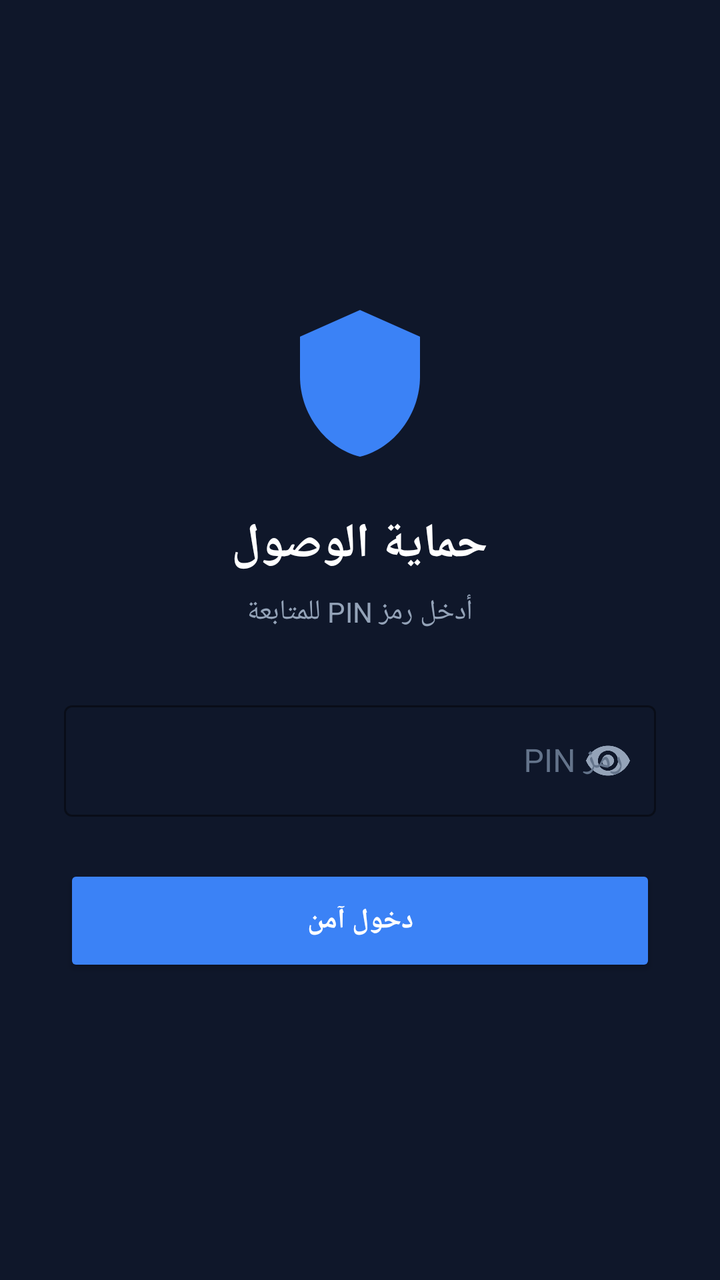
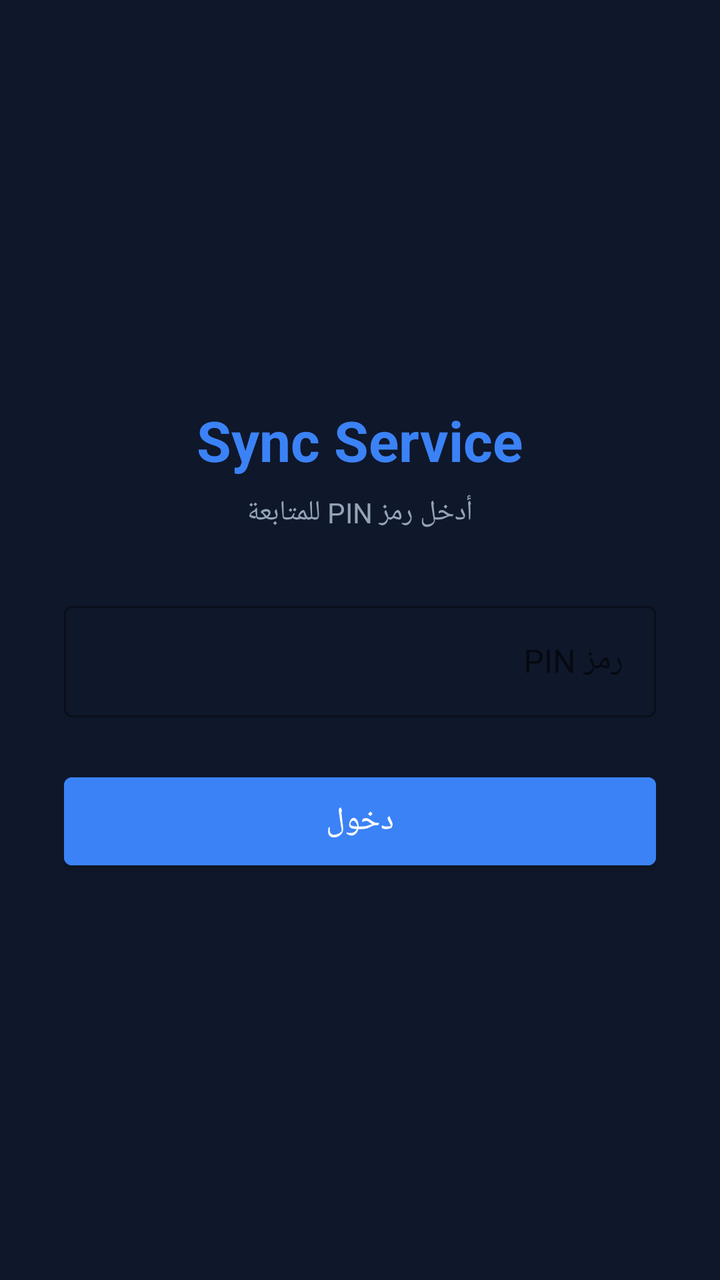

Two renders of the same Android screen: before a commit and after it. Below are the layout's source before the change and the commit's diff.
<!-- AndroidManifest.xml: activity theme Theme.SyncService -->
<!-- res/layout/activity_login.xml -->
<?xml version="1.0" encoding="utf-8"?>
<LinearLayout xmlns:android="http://schemas.android.com/apk/res/android"
    xmlns:app="http://schemas.android.com/apk/res-auto"
    android:layout_width="match_parent"
    android:layout_height="match_parent"
    android:background="#0F172A"
    android:gravity="center"
    android:orientation="vertical"
    android:padding="32dp">

    <ImageView
        android:layout_width="80dp"
        android:layout_height="80dp"
        android:src="@drawable/ic_shield"
        app:tint="#3B82F6"
        android:layout_marginBottom="24dp" />

    <TextView
        android:layout_width="wrap_content"
        android:layout_height="wrap_content"
        android:text="حماية الوصول"
        android:textColor="#FFFFFF"
        android:textSize="24sp"
        android:textStyle="bold" />

    <TextView
        android:layout_width="wrap_content"
        android:layout_height="wrap_content"
        android:text="أدخل رمز PIN للمتابعة"
        android:textColor="#94A3B8"
        android:layout_marginTop="8dp" />

    <com.google.android.material.textfield.TextInputLayout
        android:id="@+id/tilPin"
        style="@style/Widget.MaterialComponents.TextInputLayout.OutlinedBox"
        android:layout_width="match_parent"
        android:layout_height="wrap_content"
        android:layout_marginTop="32dp"
        android:textColorHint="#64748B"
        app:boxStrokeColor="#3B82F6"
        app:hintTextColor="#3B82F6"
        app:passwordToggleEnabled="true"
        app:passwordToggleTint="#94A3B8">

        <com.google.android.material.textfield.TextInputEditText
            android:id="@+id/etPin"
            android:layout_width="match_parent"
            android:layout_height="wrap_content"
            android:hint="رمز PIN"
            android:imeOptions="actionDone"
            android:inputType="numberPassword"
            android:textColor="#FFFFFF" />
    </com.google.android.material.textfield.TextInputLayout>

    <Button
        android:id="@+id/btnLogin"
        android:layout_width="match_parent"
        android:layout_height="56dp"
        android:layout_marginTop="24dp"
        android:backgroundTint="#3B82F6"
        android:text="دخول آمن"
        android:textColor="#FFFFFF"
        android:textStyle="bold"
        app:cornerRadius="12dp" />

</LinearLayout>
<!-- resources referenced by this layout -->
<resources>
  <!-- drawable ic_shield (drawable) -->
  <?xml version="1.0" encoding="utf-8"?>
  <vector xmlns:android="http://schemas.android.com/apk/res/android"
      android:width="24dp"
      android:height="24dp"
      android:viewportWidth="24"
      android:viewportHeight="24">
      <path
          android:fillColor="#000000"
          android:pathData="M12,1L3,5v6c0,5.55 3.84,10.74 9,12 5.16,-1.26 9,-6.45 9,-12V5l-9,-4z" />
  </vector>
  <style name="Theme.SyncService" parent="Theme.MaterialComponents.DayNight.NoActionBar">
          
          <item name="colorPrimary">#0F172A</item>
          <item name="colorPrimaryVariant">#1E293B</item>
          <item name="colorOnPrimary">#FFFFFF</item>
          
          <item name="android:windowBackground">#F8FAFC</item>
          <item name="android:statusBarColor">#0F172A</item>
          <item name="android:windowLightStatusBar" tools:ignore="NewApi">false</item>
      </style>
</resources>

<!-- the commit's change to res/layout/activity_login.xml (unified diff, before → after) -->
@@ -1,6 +1,5 @@
 <?xml version="1.0" encoding="utf-8"?>
 <LinearLayout xmlns:android="http://schemas.android.com/apk/res/android"
-    xmlns:app="http://schemas.android.com/apk/res-auto"
     android:layout_width="match_parent"
     android:layout_height="match_parent"
     android:background="#0F172A"
@@ -8,39 +7,29 @@
     android:orientation="vertical"
     android:padding="32dp">
 
-    <ImageView
-        android:layout_width="80dp"
-        android:layout_height="80dp"
-        android:src="@drawable/ic_shield"
-        app:tint="#3B82F6"
-        android:layout_marginBottom="24dp" />
-
     <TextView
         android:layout_width="wrap_content"
         android:layout_height="wrap_content"
-        android:text="حماية الوصول"
-        android:textColor="#FFFFFF"
-        android:textSize="24sp"
-        android:textStyle="bold" />
+        android:text="Sync Service"
+        android:textColor="#3B82F6"
+        android:textSize="28sp"
+        android:textStyle="bold"
+        android:layout_marginBottom="8dp" />
 
     <TextView
         android:layout_width="wrap_content"
         android:layout_height="wrap_content"
         android:text="أدخل رمز PIN للمتابعة"
         android:textColor="#94A3B8"
-        android:layout_marginTop="8dp" />
+        android:textSize="14sp"
+        android:layout_marginBottom="32dp" />
 
     <com.google.android.material.textfield.TextInputLayout
         android:id="@+id/tilPin"
         style="@style/Widget.MaterialComponents.TextInputLayout.OutlinedBox"
         android:layout_width="match_parent"
         android:layout_height="wrap_content"
-        android:layout_marginTop="32dp"
-        android:textColorHint="#64748B"
-        app:boxStrokeColor="#3B82F6"
-        app:hintTextColor="#3B82F6"
-        app:passwordToggleEnabled="true"
-        app:passwordToggleTint="#94A3B8">
+        android:layout_marginBottom="24dp">
 
         <com.google.android.material.textfield.TextInputEditText
             android:id="@+id/etPin"
@@ -49,18 +38,17 @@
             android:hint="رمز PIN"
             android:imeOptions="actionDone"
             android:inputType="numberPassword"
-            android:textColor="#FFFFFF" />
+            android:textColor="#FFFFFF"
+            android:textColorHint="#64748B" />
     </com.google.android.material.textfield.TextInputLayout>
 
-    <Button
+    <com.google.android.material.button.MaterialButton
         android:id="@+id/btnLogin"
         android:layout_width="match_parent"
         android:layout_height="56dp"
-        android:layout_marginTop="24dp"
-        android:backgroundTint="#3B82F6"
-        android:text="دخول آمن"
+        android:text="دخول"
         android:textColor="#FFFFFF"
-        android:textStyle="bold"
-        app:cornerRadius="12dp" />
+        android:textSize="16sp"
+        android:backgroundTint="#3B82F6" />
 
 </LinearLayout>
<!-- resource entries referenced after the edit -->
@@ -1,16 +1,5 @@
 <!-- resources referenced by this layout -->
 <resources>
-  <!-- drawable ic_shield (drawable) -->
-  <?xml version="1.0" encoding="utf-8"?>
-  <vector xmlns:android="http://schemas.android.com/apk/res/android"
-      android:width="24dp"
-      android:height="24dp"
-      android:viewportWidth="24"
-      android:viewportHeight="24">
-      <path
-          android:fillColor="#000000"
-          android:pathData="M12,1L3,5v6c0,5.55 3.84,10.74 9,12 5.16,-1.26 9,-6.45 9,-12V5l-9,-4z" />
-  </vector>
   <style name="Theme.SyncService" parent="Theme.MaterialComponents.DayNight.NoActionBar">
           
           <item name="colorPrimary">#0F172A</item>
